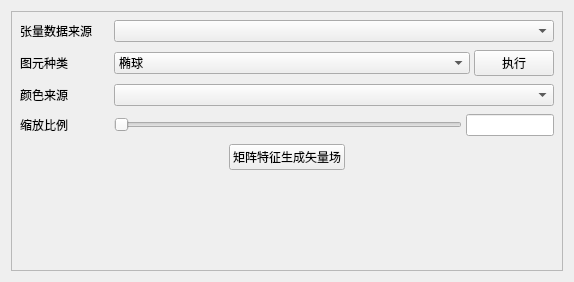
First picture: the form in Qt/Resources/UI/TensorView.ui, repository hu-shuhan/editOpeniGame, before the edit.
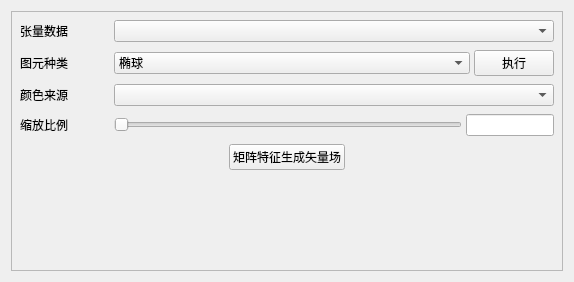
Second picture: the form after the edit.

Commit message:
优化网格简化对话框：中文化参数标签并改进错误提示
加宽简化参数弹窗、补充空模型检查，统一使用深色无边框提示；精简张量视图标签文案。

```diff
--- a/Qt/Resources/UI/TensorView.ui
+++ b/Qt/Resources/UI/TensorView.ui
@@ -82,7 +82,7 @@
             </size>
            </property>
            <property name="text">
-            <string>张量数据来源</string>
+            <string>张量数据</string>
            </property>
            <property name="alignment">
             <set>Qt::AlignLeading|Qt::AlignLeft|Qt::AlignVCenter</set>
```
The commit also changes 1 other file.
